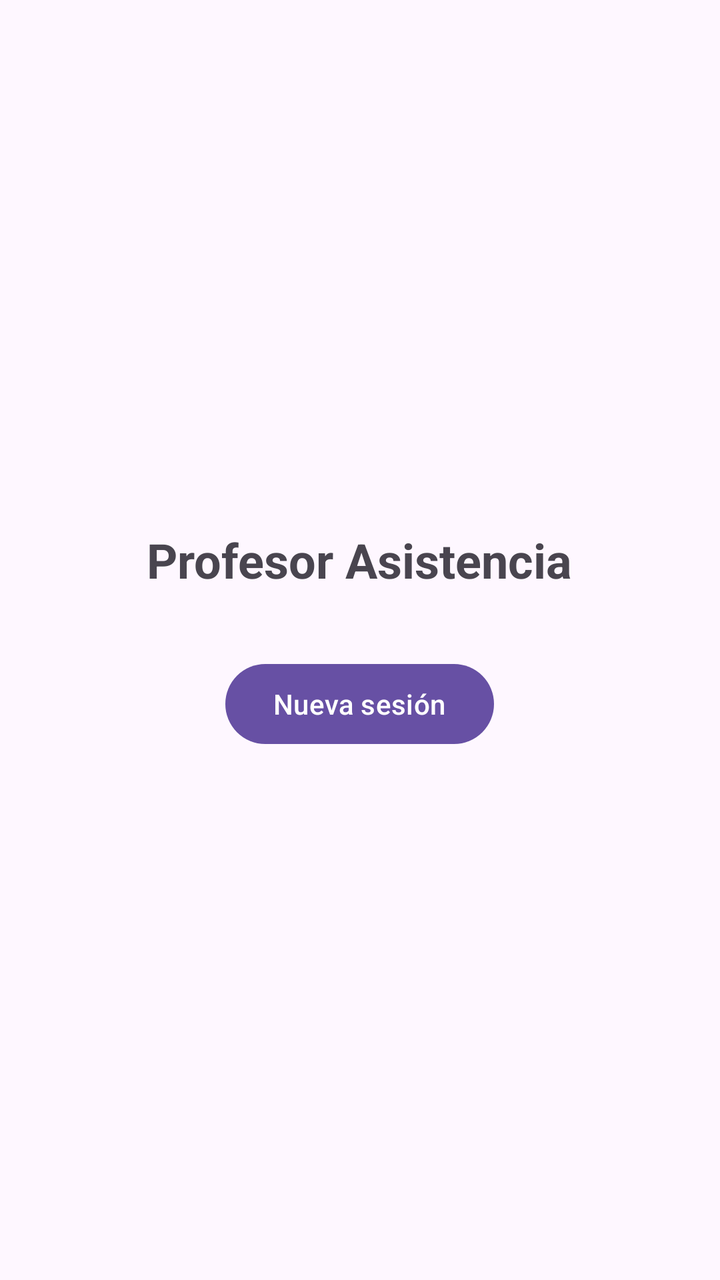
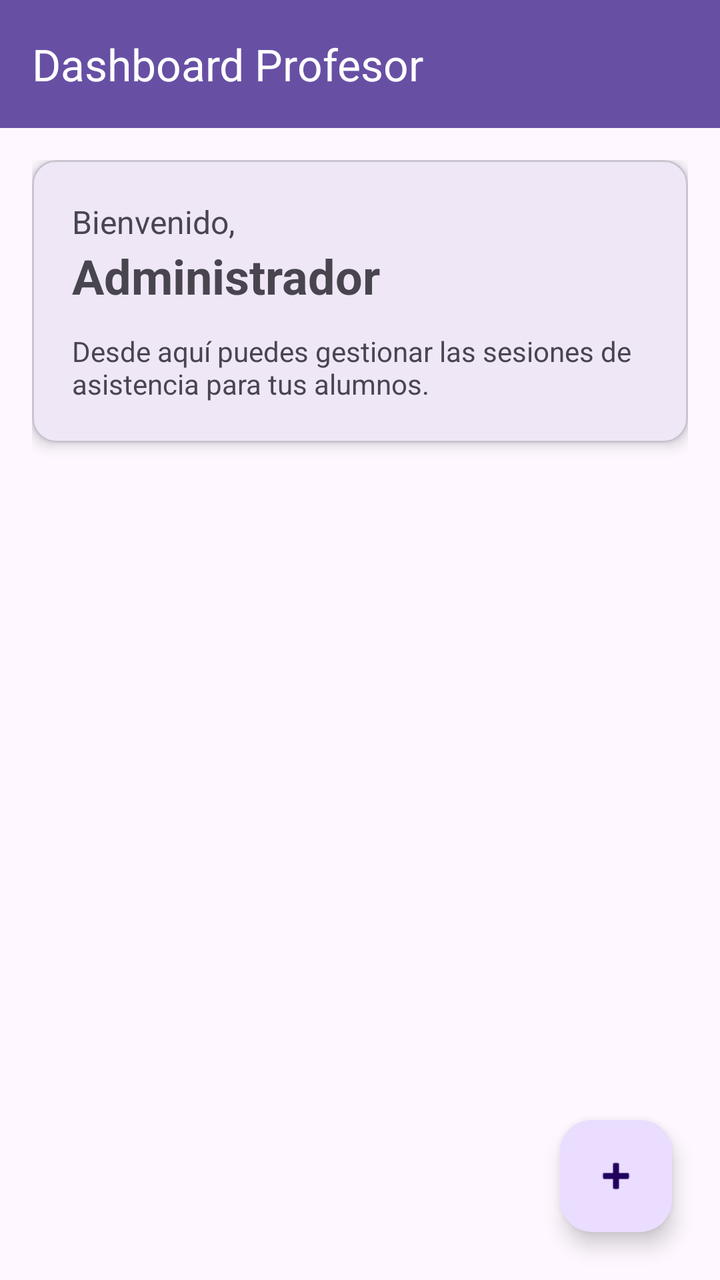

The first picture is an Android layout as it rendered before a commit; the second is the same layout after the commit. The layout source and the unified diff follow.
<!-- AndroidManifest.xml: application theme Theme.AppProfesor -->
<!-- res/layout/fragment_main.xml -->
<?xml version="1.0" encoding="utf-8"?>
<LinearLayout xmlns:android="http://schemas.android.com/apk/res/android"
    android:layout_width="match_parent"
    android:layout_height="match_parent"
    android:gravity="center"
    android:orientation="vertical">

    <TextView
        android:layout_width="wrap_content"
        android:layout_height="wrap_content"
        android:text="@string/app_name"
        android:textSize="24sp"
        android:textStyle="bold"
        android:layout_marginBottom="32dp" />

    <Button
        android:id="@+id/btnNewSession"
        android:layout_width="wrap_content"
        android:layout_height="wrap_content"
        android:text="@string/new_session" />
</LinearLayout>
<!-- resources referenced by this layout -->
<resources>
  <string name="app_name">Profesor Asistencia</string>
  <string name="new_session">Nueva sesión</string>
  <style name="Theme.AppProfesor" parent="Base.Theme.AppProfesor" />
  <style name="Base.Theme.AppProfesor" parent="Theme.Material3.DayNight.NoActionBar">
          
          
      </style>
</resources>

<!-- the commit's change to res/layout/fragment_main.xml (unified diff, before → after) -->
@@ -1,21 +1,79 @@
 <?xml version="1.0" encoding="utf-8"?>
-<LinearLayout xmlns:android="http://schemas.android.com/apk/res/android"
+<androidx.coordinatorlayout.widget.CoordinatorLayout xmlns:android="http://schemas.android.com/apk/res/android"
+    xmlns:app="http://schemas.android.com/apk/res-auto"
     android:layout_width="match_parent"
-    android:layout_height="match_parent"
-    android:gravity="center"
-    android:orientation="vertical">
+    android:layout_height="match_parent">
 
-    <TextView
+    <com.google.android.material.appbar.AppBarLayout
+        android:layout_width="match_parent"
+        android:layout_height="wrap_content">
+
+        <com.google.android.material.appbar.MaterialToolbar
+            android:id="@+id/toolbar"
+            android:layout_width="match_parent"
+            android:layout_height="?attr/actionBarSize"
+            app:title="Dashboard Profesor"
+            app:titleTextColor="?attr/colorOnPrimary"
+            android:background="?attr/colorPrimary" />
+
+    </com.google.android.material.appbar.AppBarLayout>
+
+    <androidx.core.widget.NestedScrollView
+        android:layout_width="match_parent"
+        android:layout_height="match_parent"
+        app:layout_behavior="@string/appbar_scrolling_view_behavior">
+
+        <LinearLayout
+            android:layout_width="match_parent"
+            android:layout_height="wrap_content"
+            android:orientation="vertical"
+            android:padding="16dp">
+
+            <com.google.android.material.card.MaterialCardView
+                android:layout_width="match_parent"
+                android:layout_height="wrap_content"
+                android:layout_marginBottom="16dp"
+                app:cardElevation="4dp"
+                app:cardCornerRadius="12dp">
+
+                <LinearLayout
+                    android:layout_width="match_parent"
+                    android:layout_height="wrap_content"
+                    android:orientation="vertical"
+                    android:padding="20dp">
+
+                    <TextView
+                        android:layout_width="wrap_content"
+                        android:layout_height="wrap_content"
+                        android:text="Bienvenido,"
+                        android:textSize="16sp" />
+
+                    <TextView
+                        android:layout_width="wrap_content"
+                        android:layout_height="wrap_content"
+                        android:text="Administrador"
+                        android:textSize="24sp"
+                        android:textStyle="bold"
+                        android:layout_marginBottom="12dp" />
+                    
+                    <TextView
+                        android:layout_width="wrap_content"
+                        android:layout_height="wrap_content"
+                        android:text="Desde aquí puedes gestionar las sesiones de asistencia para tus alumnos."
+                        android:textSize="14sp" />
+                </LinearLayout>
+            </com.google.android.material.card.MaterialCardView>
+
+        </LinearLayout>
+    </androidx.core.widget.NestedScrollView>
+
+    <com.google.android.material.floatingactionbutton.FloatingActionButton
+        android:id="@+id/fabNewSession"
         android:layout_width="wrap_content"
         android:layout_height="wrap_content"
-        android:text="@string/app_name"
-        android:textSize="24sp"
-        android:textStyle="bold"
-        android:layout_marginBottom="32dp" />
+        android:layout_gravity="bottom|end"
+        android:layout_margin="24dp"
+        android:contentDescription="Nueva Sesión"
+        app:srcCompat="@android:drawable/ic_input_add" />
 
-    <Button
-        android:id="@+id/btnNewSession"
-        android:layout_width="wrap_content"
-        android:layout_height="wrap_content"
-        android:text="@string/new_session" />
-</LinearLayout>
+</androidx.coordinatorlayout.widget.CoordinatorLayout>
<!-- resource entries referenced after the edit -->
@@ -1,7 +1,5 @@
 <!-- resources referenced by this layout -->
 <resources>
-  <string name="app_name">Profesor Asistencia</string>
-  <string name="new_session">Nueva sesión</string>
   <style name="Theme.AppProfesor" parent="Base.Theme.AppProfesor" />
   <style name="Base.Theme.AppProfesor" parent="Theme.Material3.DayNight.NoActionBar">
           
